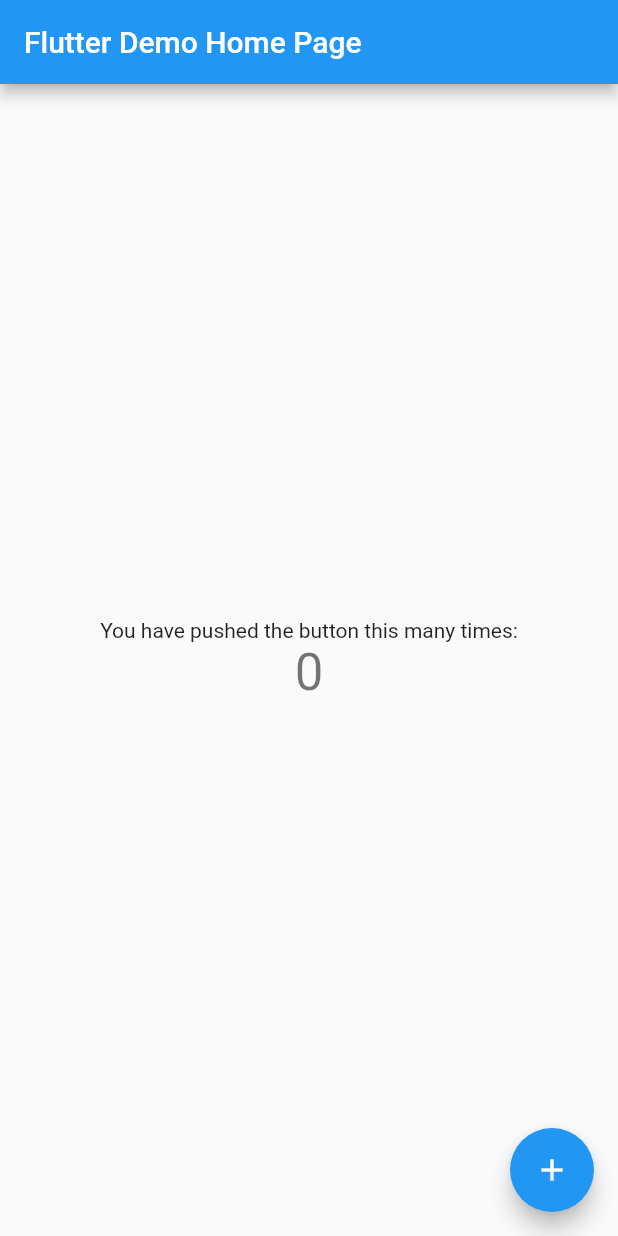
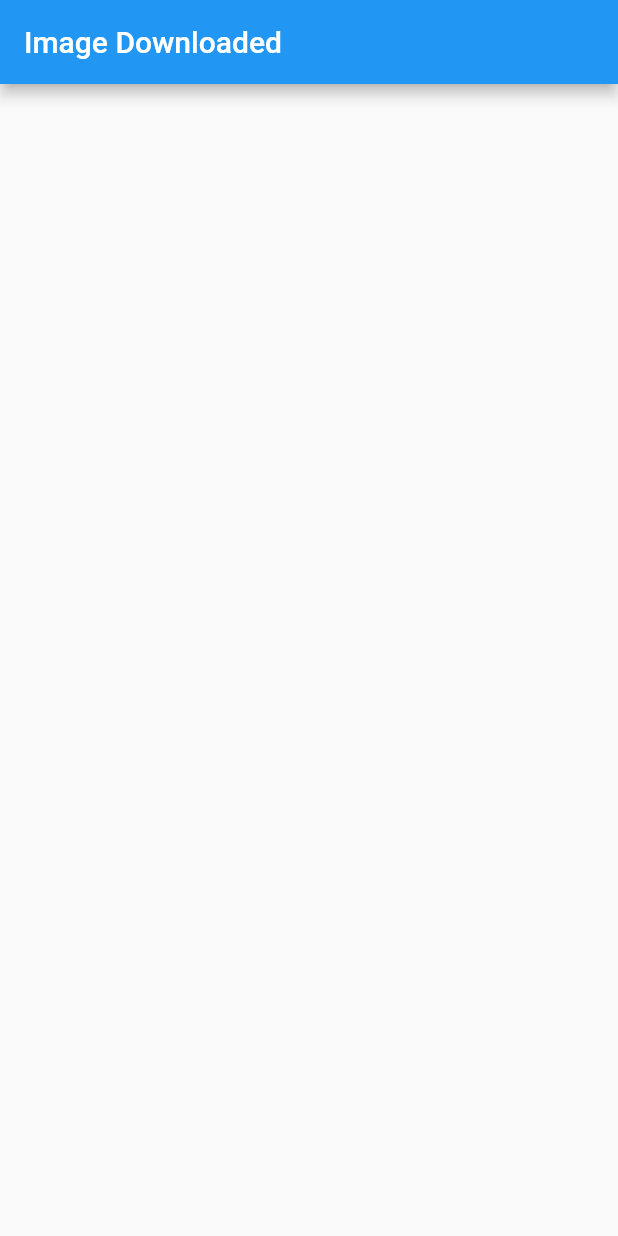
Before and after one commit to mobapptuts/flutter-widget-replace, a Flutter app: the screen it shows after launch, on a phone screen of 412 x 824 dp. Run offline on Flutter 3.47's test engine with Material 2 defaults, Android fonts, the phone set to English and light mode, and no system bars.

Commit message:
Added initial stateful widget

```diff
--- a/lib/main.dart
+++ b/lib/main.dart
@@ -1,109 +1,22 @@
 import 'package:flutter/material.dart';
 
-void main() => runApp(new MyApp());
+void main() => runApp(new MaterialApp(title: 'Wiget Switcher', home: new LoadImage(),));
 
-class MyApp extends StatelessWidget {
-  // This widget is the root of your application.
+class LoadImage extends StatefulWidget {
   @override
-  Widget build(BuildContext context) {
-    return new MaterialApp(
-      title: 'Flutter Demo',
-      theme: new ThemeData(
-        // This is the theme of your application.
-        //
-        // Try running your application with "flutter run". You'll see the
-        // application has a blue toolbar. Then, without quitting the app, try
-        // changing the primarySwatch below to Colors.green and then invoke
-        // "hot reload" (press "r" in the console where you ran "flutter run",
-        // or press Run > Flutter Hot Reload in IntelliJ). Notice that the
-        // counter didn't reset back to zero; the application is not restarted.
-        primarySwatch: Colors.blue,
-      ),
-      home: new MyHomePage(title: 'Flutter Demo Home Page'),
-    );
+  State<StatefulWidget> createState() {
+    return new LoadImageState();
   }
 }
 
-class MyHomePage extends StatefulWidget {
-  MyHomePage({Key key, this.title}) : super(key: key);
-
-  // This widget is the home page of your application. It is stateful, meaning
-  // that it has a State object (defined below) that contains fields that affect
-  // how it looks.
-
-  // This class is the configuration for the state. It holds the values (in this
-  // case the title) provided by the parent (in this case the App widget) and
-  // used by the build method of the State. Fields in a Widget subclass are
-  // always marked "final".
-
-  final String title;
-
+class LoadImageState extends State<LoadImage> {
   @override
-  _MyHomePageState createState() => new _MyHomePageState();
-}
-
-class _MyHomePageState extends State<MyHomePage> {
-  int _counter = 0;
-
-  void _incrementCounter() {
-    setState(() {
-      // This call to setState tells the Flutter framework that something has
-      // changed in this State, which causes it to rerun the build method below
-      // so that the display can reflect the updated values. If we changed
-      // _counter without calling setState(), then the build method would not be
-      // called again, and so nothing would appear to happen.
-      _counter++;
-    });
+  Widget build(BuildContext context) {
+    return new Scaffold(
+      appBar: new AppBar(
+        title: new Text('Image Downloaded'),
+      ),
+    );
   }
 
-  @override
-  Widget build(BuildContext context) {
-    // This method is rerun every time setState is called, for instance as done
-    // by the _incrementCounter method above.
-    //
-    // The Flutter framework has been optimized to make rerunning build methods
-    // fast, so that you can just rebuild anything that needs updating rather
-    // than having to individually change instances of widgets.
-    return new Scaffold(
-      appBar: new AppBar(
-        // Here we take the value from the MyHomePage object that was created by
-        // the App.build method, and use it to set our appbar title.
-        title: new Text(widget.title),
-      ),
-      body: new Center(
-        // Center is a layout widget. It takes a single child and positions it
-        // in the middle of the parent.
-        child: new Column(
-          // Column is also layout widget. It takes a list of children and
-          // arranges them vertically. By default, it sizes itself to fit its
-          // children horizontally, and tries to be as tall as its parent.
-          //
-          // Invoke "debug paint" (press "p" in the console where you ran
-          // "flutter run", or select "Toggle Debug Paint" from the Flutter tool
-          // window in IntelliJ) to see the wireframe for each widget.
-          //
-          // Column has various properties to control how it sizes itself and
-          // how it positions its children. Here we use mainAxisAlignment to
-          // center the children vertically; the main axis here is the vertical
-          // axis because Columns are vertical (the cross axis would be
-          // horizontal).
-          mainAxisAlignment: MainAxisAlignment.center,
-          children: <Widget>[
-            new Text(
-              'You have pushed the button this many times:',
-            ),
-            new Text(
-              '$_counter',
-              style: Theme.of(context).textTheme.display1,
-            ),
-          ],
-        ),
-      ),
-      floatingActionButton: new FloatingActionButton(
-        onPressed: _incrementCounter,
-        tooltip: 'Increment',
-        child: new Icon(Icons.add),
-      ), // This trailing comma makes auto-formatting nicer for build methods.
-    );
-  }
 }
```
